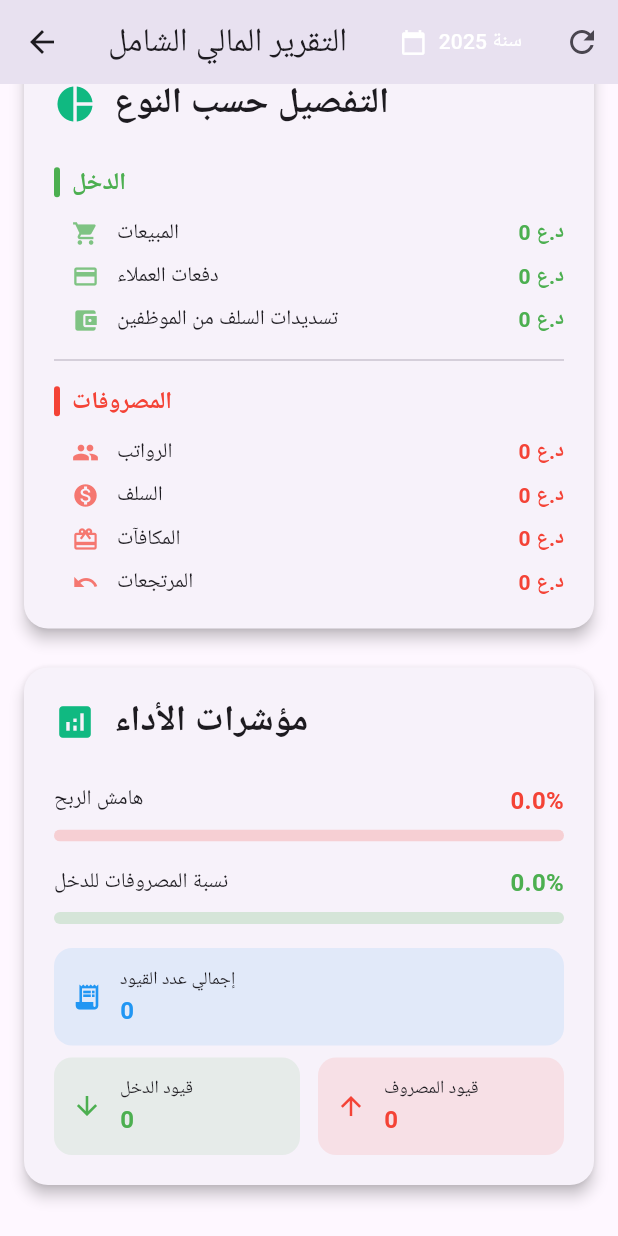
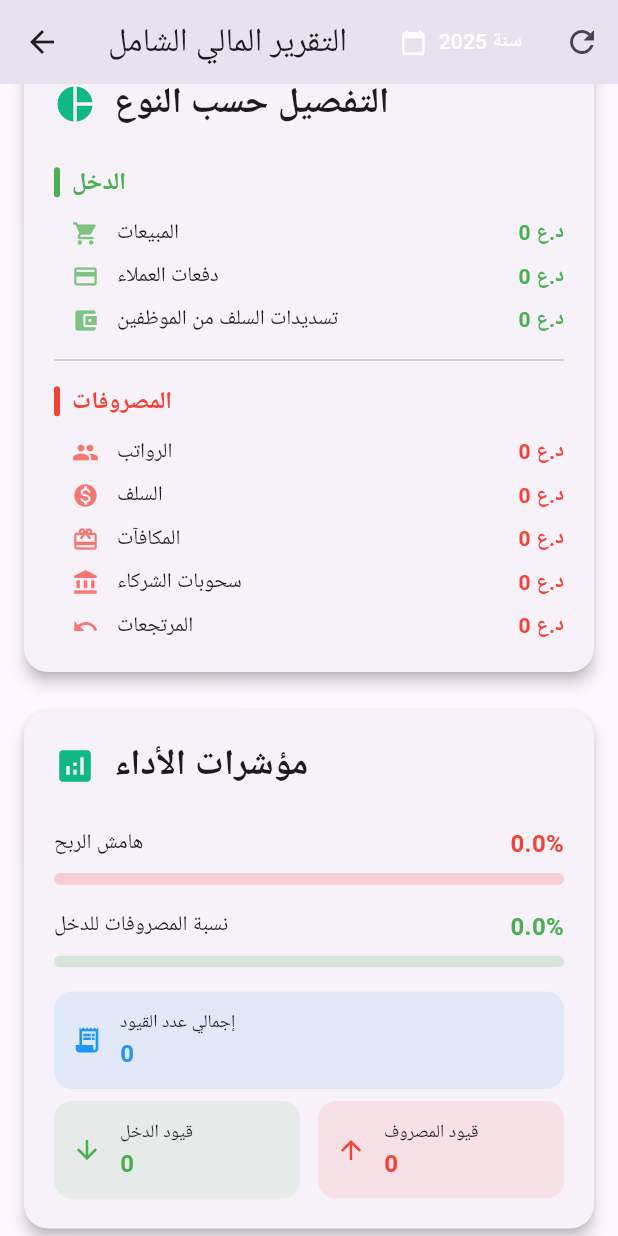
Before and after one commit to Speed3d/accounting_app, a Flutter app: the FinancialReportScreen screen opened directly, scrolled down 432 dp, on a phone screen of 412 x 824 dp. Run offline on Flutter 3.47's test engine with Material 3 defaults, Android fonts, the phone set to English and light mode, and no system bars; our stand-ins replace cloud_firestore, decimal, device_info_plus, file_picker, firebase_auth, firebase_core and 14 more; missing offline and left inert: encrypt, mobile_scanner, ntp, rational, translator; accounts and stored records are empty.

Commit message:
feat: ✨ إضافة سحوبات الشركاء في التقرير المالي
## التحسين:
- ✨ إضافة "سحوبات الشركاء" في قسم المصروفات بالتقرير المالي
- 📊 يظهر تحت: الرواتب، السلف، المكافآت، **سحوبات الشركاء**، المرتجعات

## التعديلات:
- 🔧 `transaction_service.dart`:
  * إضافة حساب supplierWithdrawalsTotal في getFinancialSummary()
  * إضافة supplierWithdrawals إلى breakdown

- 🔧 `financial_report_screen.dart`:
  * إضافة عرض "سحوبات الشركاء" في قسم المصروفات
  * أيقونة: account_balance
  * اللون: أحمر (مصروف)

## النتيجة:
✅ التقرير المالي الآن يعرض سحوبات الشركاء بوضوح في قسم المصروفات

```diff
--- a/lib/screens/fiscal_years/financial_report_screen.dart
+++ b/lib/screens/fiscal_years/financial_report_screen.dart
@@ -422,6 +422,13 @@ class _FinancialReportScreenState extends State<FinancialReportScreen> {
             ),
             const SizedBox(height: 8),
             _buildBreakdownItem(
+              'سحوبات الشركاء',
+              Decimal.parse(breakdown['supplierWithdrawals'].toString()),
+              Icons.account_balance,
+              Colors.red,
+            ),
+            const SizedBox(height: 8),
+            _buildBreakdownItem(
               'المرتجعات',
               Decimal.parse(breakdown['returns'].toString()),
               Icons.undo,
```
Also changed, not shown: lib/services/transaction_service.dart (+8 -0 lines).
